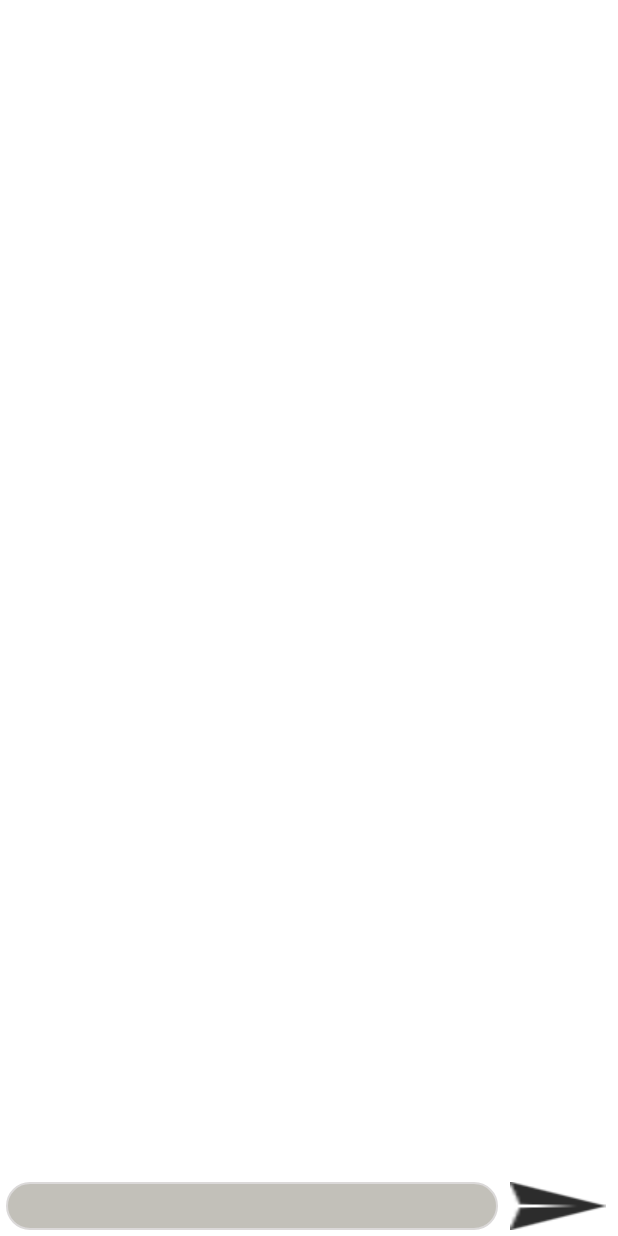
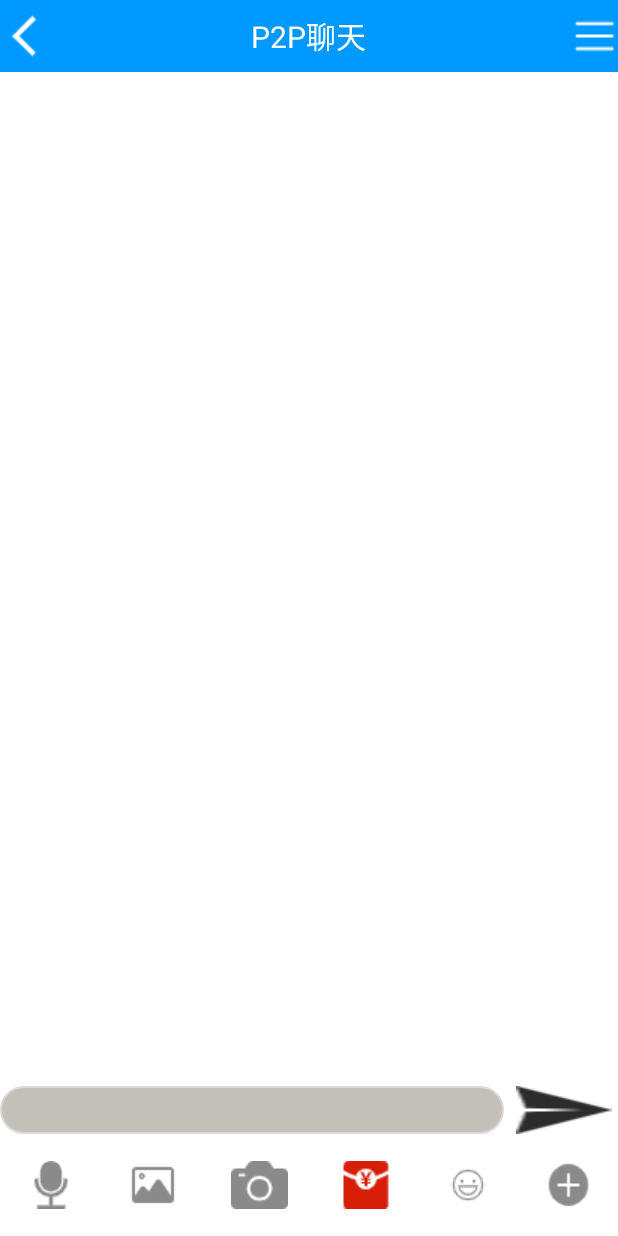
Before and after one commit to qihaixi/AdroidExercitation, an Android app: the MessageActivity screen opened directly, with no data from a screen before it, on a phone screen of 412 x 824 dp. Run offline under Robolectric (Android 15) with nearby library versions, the phone set to English and light mode, and no system bars; our stand-ins replace CircleImageView; libraries missing offline, so code that uses them is left out: com.netease.nimlib; 1 statement that could not run was skipped.

Commit message:
整合了聊天界面，目前还差点击联系人进入聊天界面

```diff
--- a/app/src/main/java/com/example/adroidexercitation/chat/MessageActivity.java
+++ b/app/src/main/java/com/example/adroidexercitation/chat/MessageActivity.java
@@ -2,16 +2,28 @@ package com.example.adroidexercitation.chat;
 
 import android.annotation.SuppressLint;
 import android.app.Activity;
+import android.content.Intent;
+import android.graphics.Bitmap;
+import android.graphics.BitmapFactory;
+import android.net.Uri;
+import android.os.Build;
 import android.os.Bundle;
 import android.os.Handler;
+import android.os.Message;
+import android.provider.MediaStore;
 import android.text.TextUtils;
 import android.view.View;
 import android.view.Window;
 import android.widget.Button;
 import android.widget.EditText;
+import android.widget.ImageButton;
 import android.widget.ListView;
 import android.widget.Toast;
 
+import androidx.annotation.Nullable;
+import androidx.core.content.FileProvider;
+
+import com.example.adroidexercitation.MainActivity;
 import com.example.adroidexercitation.R;
 import com.netease.nimlib.sdk.NIMClient;
 import com.netease.nimlib.sdk.Observer;
@@ -22,10 +34,23 @@ import com.netease.nimlib.sdk.msg.MsgServiceObserve;
 import com.netease.nimlib.sdk.msg.constant.SessionTypeEnum;
 import com.netease.nimlib.sdk.msg.model.IMMessage;
 
+import java.io.File;
+import java.io.FileNotFoundException;
+import java.io.IOException;
+import java.text.SimpleDateFormat;
 import java.util.ArrayList;
+import java.util.Date;
 import java.util.List;
 
 public class MessageActivity extends Activity {
+    //返回
+    private ImageButton fanhui;
+    //相机
+    private ImageButton xiangji;
+    private ImageButton imgIcon;//显示拍照照片，暂时没用
+    private Uri imageUri;   //  通用资源标志符
+    public static final int TAKE_PHOTO =1;  //  TAKE_PHOTO来作为case处理图片的标识
+
     private ChatAdapter chatAdapter;
     private ListView lv_chat_dialog;
     private List<PersonChat> personChats = new ArrayList<>();
@@ -73,14 +98,19 @@ public class MessageActivity extends Activity {
     protected void onCreate(Bundle savedInstanceState) {
         super.onCreate(savedInstanceState);
         requestWindowFeature(Window.FEATURE_NO_TITLE);
-        setContentView(R.layout.message_layout);
+        setContentView(R.layout.activity_main_message);
+        //初始化云信sdk
         NIMClient.getService(MsgServiceObserve.class)
                 .observeReceiveMessage(incomingMessageObserver, true);
+
         lv_chat_dialog = findViewById(R.id.lv_chat_dialog);
         Button btn_chat_message_send = findViewById(R.id.btn_chat_message_send);
         final EditText et_chat_message = findViewById(R.id.et_chat_message);
+
         chatAdapter = new ChatAdapter(this,personChats);
         lv_chat_dialog.setAdapter(chatAdapter);
+
+        //发送消息按钮实现
         btn_chat_message_send.setOnClickListener(new View.OnClickListener() {
             @Override
             public void onClick(View v) {
@@ -89,17 +119,83 @@ public class MessageActivity extends Activity {
                     return;
                 }
                 PersonChat personChat = new PersonChat();
+                //true代表自己发送
                 personChat.setMeSend(true);
+                //从输入框中得到发送内容
                 personChat.setChatMessage(et_chat_message.getText().toString());
                 personChats.add(personChat);
+                //刷新ListView
                 chatAdapter.notifyDataSetChanged();
                 handler.sendEmptyMessage(1);
+                //发送消息
                 sendText(et_chat_message.getText().toString());
+                //清空输入框
                 et_chat_message.setText("");
+            }
+        });
+
+        //聊天页面左上角返回功能
+        fanhui = findViewById(R.id.fanhui);
+        fanhui.setOnClickListener(new View.OnClickListener(){
+            @Override
+            public void onClick(View view) {
+                //设置显式Intent实现从MessageActivity到MainActivity的跳转
+                Intent intent =  new Intent(MessageActivity.this,MainActivity.class);
+                startActivity(intent);//调用startActivity（）方法，启动SecondActivity
+            }
+        });
+
+        //聊天页面拍照功能
+        xiangji = (ImageButton)findViewById(R.id.xiangji);
+        xiangji.setOnClickListener(new View.OnClickListener() {
+            @Override
+            public void onClick(View v) {
+                //创建时间对象作为拍照照片文件命名，防止多张照片覆盖
+                SimpleDateFormat format = new SimpleDateFormat("yyyy年MM月dd日HH:mm:ss");
+                Date curDate = new Date(System.currentTimeMillis());
+                String str = format.format(curDate);
+                /**
+                 *          创建File对象，用于存储拍照后的照片
+                 *          第一个参数：  是这张照片存放在手机SD卡的对应关联缓存应用
+                 *          第二个参数：  这张图片的命名
+                 */
+                File outputImage = new File(getExternalCacheDir(),str+".jpg");
+                try {
+                    if (outputImage.exists()){          //  检查与File对象相连接的文件和目录是否存在于磁盘中
+                        outputImage.delete();           //  删除与File对象相连接的文件和目录
+                    }
+                    outputImage.createNewFile();        //  如果与File对象相连接的文件不存在，则创建一个空文件
+                } catch (IOException e) {
+                    e.printStackTrace();
+                }
+                if (Build.VERSION.SDK_INT >= 24){       //  如果运行设备的系统版本高于 Android7.0
+                    /**
+                     *          将File对象转换成一个封装过的Uri对象
+                     *          第一个参数：  要求传入Context参数
+                     *          第二个参数：  可以是任意唯一的字符串
+                     *          第三个参数：  刚刚创建的File对象
+                     */
+                    imageUri = FileProvider.getUriForFile(MessageActivity.this,"com.example.adroidexercitation.chat.fileprovider",outputImage);
+                }else{                  //  如果运行设备的系统版本低于 Android7.0
+                    //  将File对象转换成Uri对象，这个Uri对象表示着 str + ".jpg" 这张图片的本地真实路径
+                    imageUri = Uri.fromFile(outputImage);
+                }
+                /**
+                 *      启动相机程序
+                 */
+                //  将Intent的action指定为 拍照到指定目录 —— android.media.action.IMAGE_CAPTURE
+                Intent intent = new Intent("android.media.action.STILL_IMAGE_CAMERA");
+                //  指定图片的输出地址
+                intent.putExtra(MediaStore.EXTRA_OUTPUT,imageUri);
+                /**
+                 *      在通过startActivityForResult()，来启动活动，因此拍完照后会有结果返回到 onActivityResult()方法中
+                 */
+                startActivityForResult(intent,TAKE_PHOTO);
             }
         });
     }
 
+    //第三方云信即时通信
     public void sendText(String text){
         String account = "429784048";
         SessionTypeEnum sessionType = SessionTypeEnum.P2P;
@@ -122,6 +218,27 @@ public class MessageActivity extends Activity {
         });
     }
 
+    //用来显示拍照图片，暂时没用
+    @Override
+    protected void onActivityResult(int requestCode, int resultCode, @Nullable Intent data) {
+        switch (requestCode){
+            case TAKE_PHOTO:
+                if (resultCode == RESULT_OK){       //  当拍照成功后，会返回一个返回码，这个值为 -1 — RESULT_OK
+                    try{
+                        //  根据Uri找到这张照片的资源位置，将它解析成Bitmap对象，然后将把它设置到imageView中显示出来
+                        Bitmap bitmap = BitmapFactory.decodeStream(getContentResolver().openInputStream(imageUri));
+                        imgIcon.setImageBitmap(bitmap);
+                    } catch (FileNotFoundException e) {
+                        e.printStackTrace();
+                    }
+                }
+                break;
+        }
+    }
 
+//	private void initView() {
+//		xiangji = findViewById(R.id.xiangji);
+//		imgIcon = findViewById(R.id.imgIcon);
+//	}
 
 }
--- /dev/null
+++ b/app/src/main/res/layout/activity_main_message.xml
@@ -0,0 +1,65 @@
+<?xml version="1.0" encoding="utf-8"?>
+<LinearLayout
+    xmlns:android="http://schemas.android.com/apk/res/android"
+    xmlns:tools="http://schemas.android.com/tools"
+    android:layout_width="match_parent"
+    android:layout_height="match_parent"
+    android:background="#FFFFFFFF"
+    android:orientation="vertical"
+    tools:context=".MainActivity">
+
+    <include
+        layout="@layout/title"/>
+
+    <LinearLayout
+        android:layout_width="match_parent"
+        android:layout_height="wrap_content"
+        android:layout_marginTop="@dimen/activity_horizontal_margin"
+        android:layout_weight="1"
+
+        android:orientation="vertical"
+        android:padding="8dp" >
+
+        <ListView
+            android:id="@+id/lv_chat_dialog"
+            android:layout_width="match_parent"
+            android:layout_height="wrap_content"
+            android:divider="#0000"
+            android:dividerHeight="8dp"
+            android:scrollbars="vertical" >
+        </ListView>
+    </LinearLayout>
+
+
+    <LinearLayout
+        android:layout_width="match_parent"
+        android:layout_height="32dp"
+        android:layout_marginTop="8dp"
+        android:orientation="horizontal" >
+
+        <EditText
+            android:id="@+id/et_chat_message"
+            android:layout_width="0dp"
+            android:layout_height="match_parent"
+            android:layout_weight="1"
+            android:textSize="20sp"
+            android:background="@drawable/round"
+            android:gravity="center|left"
+            android:padding="8dp"
+            />
+
+        <Button
+            android:id="@+id/btn_chat_message_send"
+            style="?android:attr/buttonStyleSmall"
+            android:layout_width="64dp"
+            android:layout_marginLeft="8dp"
+            android:layout_height="match_parent"
+            android:layout_gravity="center|right"
+            android:layout_marginRight="4dp"
+            android:background="@drawable/app_lvjian_chat_sends" />
+    </LinearLayout>
+    <include
+        layout="@layout/daohanglan"/>
+
+
+</LinearLayout>
--- /dev/null
+++ b/app/src/main/res/layout/daohanglan.xml
@@ -0,0 +1,45 @@
+<?xml version="1.0" encoding="utf-8"?>
+<LinearLayout
+    xmlns:android="http://schemas.android.com/apk/res/android"
+    android:layout_width="match_parent"
+    android:layout_height="wrap_content">
+
+    <ImageButton
+        android:id="@+id/maikefeng"
+        android:layout_width="wrap_content"
+        android:layout_height="wrap_content"
+        android:background="@drawable/maikefeng"
+        android:layout_margin="18dp"/>
+    <ImageButton
+        android:id="@+id/tupian"
+        android:layout_width="wrap_content"
+        android:layout_height="wrap_content"
+        android:background="@drawable/tupian"
+        android:layout_margin="18dp"/>
+    <ImageButton
+        android:id="@+id/xiangji"
+        android:layout_width="wrap_content"
+        android:layout_height="wrap_content"
+        android:background="@drawable/xiangji"
+        android:layout_margin="18dp"/>
+    <ImageButton
+        android:id="@+id/hongbao"
+        android:layout_width="wrap_content"
+        android:layout_height="wrap_content"
+        android:background="@drawable/hongbao"
+        android:layout_margin="18dp"/>
+    <ImageButton
+        android:id="@+id/biaoqing"
+        android:layout_width="wrap_content"
+        android:layout_height="wrap_content"
+        android:background="@drawable/biaoqing"
+        android:layout_margin="18dp"/>
+
+    <ImageButton
+        android:id="@+id/jiahao"
+        android:layout_width="wrap_content"
+        android:layout_height="wrap_content"
+        android:background="@drawable/jiahao"
+        android:layout_margin="18dp"/>
+
+</LinearLayout>
--- /dev/null
+++ b/app/src/main/res/layout/picture.xml
@@ -0,0 +1,11 @@
+<?xml version="1.0" encoding="utf-8"?>
+<LinearLayout
+    xmlns:android="http://schemas.android.com/apk/res/android" android:layout_width="match_parent"
+    android:layout_height="match_parent">
+
+    <ImageButton
+        android:id="@+id/imgIcon"
+        android:layout_width="wrap_content"
+        android:layout_height="match_parent"/>
+
+</LinearLayout>
--- /dev/null
+++ b/app/src/main/res/layout/title.xml
@@ -0,0 +1,34 @@
+<?xml version="1.0" encoding="utf-8"?>
+<RelativeLayout xmlns:android="http://schemas.android.com/apk/res/android"
+    android:layout_width="wrap_content"
+    android:layout_height="48dp"
+    android:background="#0099ff"
+    android:orientation="horizontal">
+
+    <ImageButton
+        android:id="@+id/fanhui"
+        android:layout_width="wrap_content"
+        android:layout_height="wrap_content"
+        android:background="@drawable/fanhui"
+        android:layout_alignParentLeft="true"
+        android:layout_centerVertical="true"/>
+
+    <TextView
+        android:id="@+id/text"
+        android:layout_width="wrap_content"
+        android:layout_height="wrap_content"
+        android:textColor="#FFFFFF"
+        android:textSize="20dp"
+        android:text="P2P聊天"
+        android:layout_centerInParent="true"/>
+
+    <ImageButton
+        android:id="@+id/daohang"
+        android:layout_width="wrap_content"
+        android:layout_height="wrap_content"
+        android:layout_alignParentRight="true"
+        android:layout_centerVertical="true"
+        android:background="@drawable/daohang"/>
+
+
+</RelativeLayout>
--- /dev/null
+++ b/app/src/main/res/xml/file_paths.xml
@@ -0,0 +1,7 @@
+<?xml version="1.0" encoding="utf-8"?>
+<paths xmlns:android="http://schemas.android.com/apk/res/android">
+    <external-path
+        name="paizhao"
+        path=""/>
+
+</paths>
```
Also changed, not shown: app/src/main/AndroidManifest.xml (+11 -0 lines), app/src/main/res/drawable/biaoqing.png (added), app/src/main/res/drawable/daohang.png (added), app/src/main/res/drawable/fanhui.png (added), app/src/main/res/drawable/hongbao.png (added), app/src/main/res/drawable/jiahao.png (added), app/src/main/res/drawable/maikefeng.png (added), app/src/main/res/drawable/tupian.png (added), app/src/main/res/drawable/xiangji.png (added).
